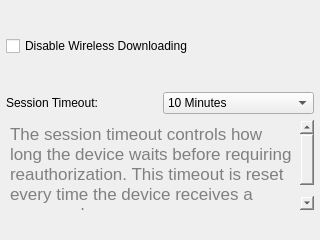
Above: ui/KissIdeSettingsWidget.ui from kipr/botui before the change. Below: the same form after it.
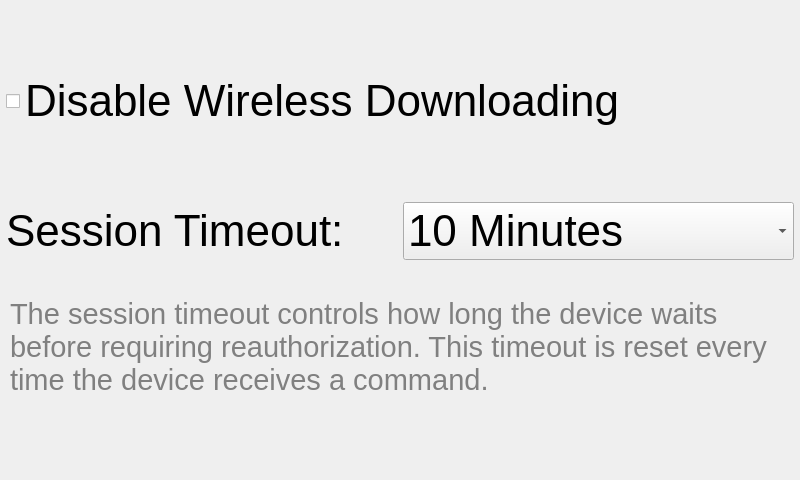
That is the form after the change.

What changed in the file:
```diff
--- a/ui/KissIdeSettingsWidget.ui
+++ b/ui/KissIdeSettingsWidget.ui
@@ -6,8 +6,8 @@
    <rect>
     <x>0</x>
     <y>0</y>
-    <width>320</width>
-    <height>240</height>
+    <width>800</width>
+    <height>480</height>
    </rect>
   </property>
   <property name="windowTitle">
@@ -31,6 +31,9 @@
      <property name="orientation">
       <enum>Qt::Vertical</enum>
      </property>
+     <property name="sizeType">
+      <enum>QSizePolicy::Minimum</enum>
+     </property>
      <property name="sizeHint" stdset="0">
       <size>
        <width>20</width>
@@ -41,6 +44,11 @@
    </item>
    <item>
     <widget class="QCheckBox" name="disableWirelessDownloading">
+     <property name="font">
+      <font>
+       <pointsize>33</pointsize>
+      </font>
+     </property>
      <property name="text">
       <string>Disable Wireless Downloading</string>
      </property>
@@ -51,6 +59,9 @@
      <property name="orientation">
       <enum>Qt::Vertical</enum>
      </property>
+     <property name="sizeType">
+      <enum>QSizePolicy::Minimum</enum>
+     </property>
      <property name="sizeHint" stdset="0">
       <size>
        <width>20</width>
@@ -63,6 +74,11 @@
     <layout class="QHBoxLayout" name="horizontalLayout">
      <item>
       <widget class="QLabel" name="label">
+       <property name="font">
+        <font>
+         <pointsize>33</pointsize>
+        </font>
+       </property>
        <property name="text">
         <string>Session Timeout:</string>
        </property>
@@ -70,6 +86,11 @@
      </item>
      <item>
       <widget class="QComboBox" name="sessionTimeout">
+       <property name="font">
+        <font>
+         <pointsize>33</pointsize>
+        </font>
+       </property>
        <property name="currentIndex">
         <number>2</number>
        </property>
@@ -113,7 +134,7 @@
      <property name="maximumSize">
       <size>
        <width>16777215</width>
-       <height>90</height>
+       <height>120</height>
       </size>
      </property>
      <property name="font">
@@ -134,8 +155,8 @@
       <string>&lt;!DOCTYPE HTML PUBLIC &quot;-//W3C//DTD HTML 4.0//EN&quot; &quot;http://www.w3.org/TR/REC-html40/strict.dtd&quot;&gt;
 &lt;html&gt;&lt;head&gt;&lt;meta name=&quot;qrichtext&quot; content=&quot;1&quot; /&gt;&lt;style type=&quot;text/css&quot;&gt;
 p, li { white-space: pre-wrap; }
-&lt;/style&gt;&lt;/head&gt;&lt;body style=&quot; font-family:'Lucida Grande'; font-size:11pt; font-weight:400; font-style:normal;&quot;&gt;
-&lt;p style=&quot; margin-top:0px; margin-bottom:0px; margin-left:0px; margin-right:0px; -qt-block-indent:0; text-indent:0px;&quot;&gt;&lt;span style=&quot; font-size:13pt; color:#808080;&quot;&gt;The session timeout controls how long the device waits before requiring reauthorization. This timeout is reset every time the device receives a command.&lt;/span&gt;&lt;/p&gt;&lt;/body&gt;&lt;/html&gt;</string>
+&lt;/style&gt;&lt;/head&gt;&lt;body style=&quot; font-family:'Ubuntu'; font-size:11pt; font-weight:400; font-style:normal;&quot;&gt;
+&lt;p style=&quot; margin-top:0px; margin-bottom:0px; margin-left:0px; margin-right:0px; -qt-block-indent:0; text-indent:0px;&quot;&gt;&lt;span style=&quot; font-family:'Lucida Grande'; font-size:22pt; color:#808080;&quot;&gt;The session timeout controls how long the device waits before requiring reauthorization. This timeout is reset every time the device receives a command.&lt;/span&gt;&lt;/p&gt;&lt;/body&gt;&lt;/html&gt;</string>
      </property>
      <property name="textInteractionFlags">
       <set>Qt::NoTextInteraction</set>
@@ -147,6 +168,9 @@
      <property name="orientation">
       <enum>Qt::Vertical</enum>
      </property>
+     <property name="sizeType">
+      <enum>QSizePolicy::Minimum</enum>
+     </property>
      <property name="sizeHint" stdset="0">
       <size>
        <width>20</width>
```
